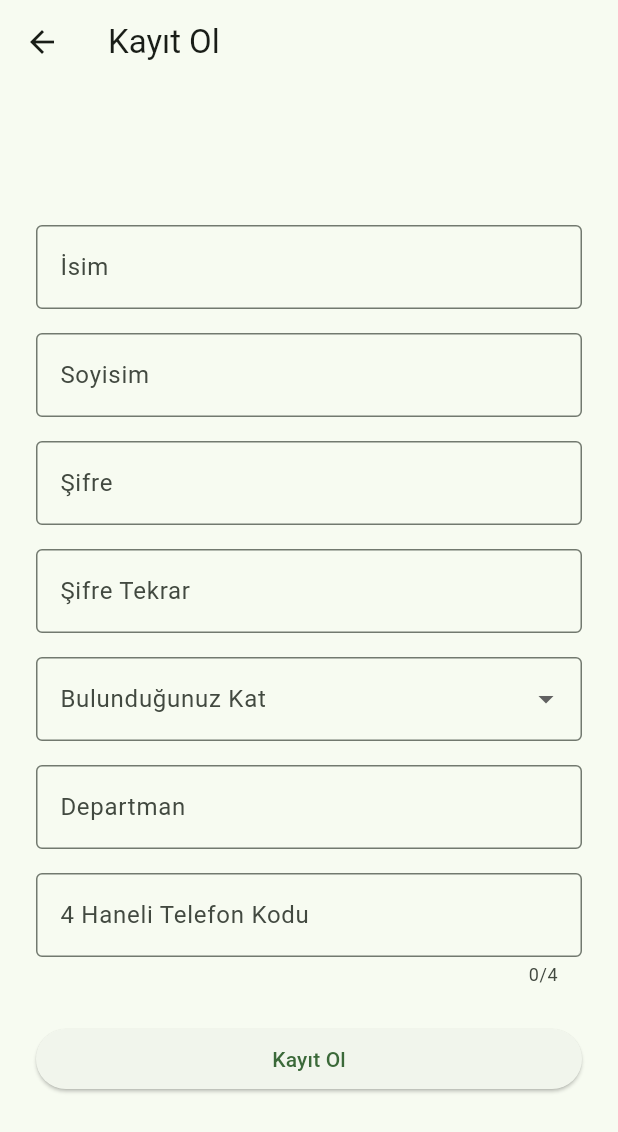
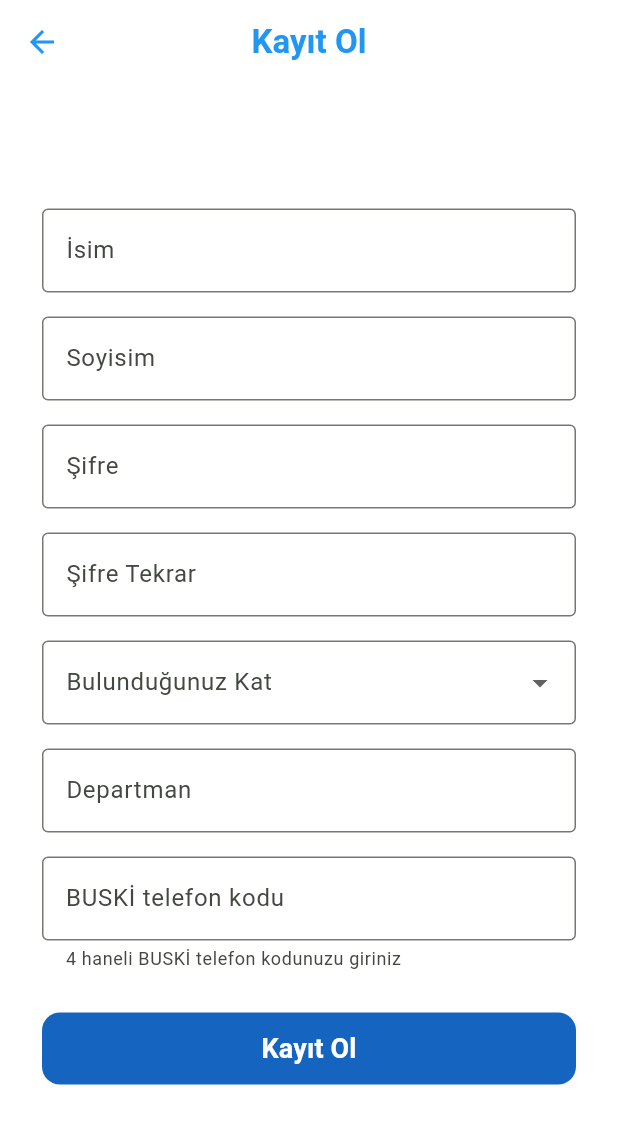
Before and after one commit to krebtalop/buski_tea_app, a Flutter app: the RegisterScreen screen opened by its route, on a phone screen of 412 x 824 dp. Shown: the top 1132 px of the screen. Run offline on Flutter 3.47's test engine with Material 3 defaults, Android fonts, the phone set to English and light mode, and no system bars; our stand-ins replace cloud_firestore, firebase_auth, firebase_core; accounts and stored records are empty.

Commit message:
açıklama

```diff
--- a/buski_tea_app/lib/screens/register_screen.dart
+++ b/buski_tea_app/lib/screens/register_screen.dart
@@ -15,8 +15,7 @@ class _RegisterScreenState extends State<RegisterScreen> {
   final TextEditingController _nameController = TextEditingController();
   final TextEditingController _surnameController = TextEditingController();
   final TextEditingController _passwordController = TextEditingController();
-  final TextEditingController _repeatPasswordController =
-      TextEditingController();
+  final TextEditingController _repeatPasswordController = TextEditingController();
   final TextEditingController _departmentController = TextEditingController();
   final TextEditingController _codeController = TextEditingController();
   int? _selectedFloor;
@@ -34,14 +33,25 @@ class _RegisterScreenState extends State<RegisterScreen> {
   @override
   Widget build(BuildContext context) {
     return Scaffold(
-      appBar: AppBar(title: const Text('Kayıt Ol')),
+      backgroundColor: Colors.white,
+      appBar: AppBar(
+        title: const Text(
+          'Kayıt Ol',
+          style: TextStyle(fontWeight: FontWeight.bold),
+        ),
+        backgroundColor: Colors.white,
+        elevation: 0,
+        foregroundColor: Colors.blue,
+        centerTitle: true,
+      ),
       body: Center(
         child: SingleChildScrollView(
-          padding: const EdgeInsets.all(24.0),
+          padding: const EdgeInsets.symmetric(horizontal: 28.0, vertical: 16),
           child: Form(
             key: _formKey,
             child: Column(
-              mainAxisAlignment: MainAxisAlignment.center,
+              mainAxisSize: MainAxisSize.min,
+              crossAxisAlignment: CrossAxisAlignment.stretch,
               children: [
                 TextFormField(
                   controller: _nameController,
@@ -49,8 +59,8 @@ class _RegisterScreenState extends State<RegisterScreen> {
                     labelText: 'İsim',
                     border: OutlineInputBorder(),
                   ),
-                  validator: (value) =>
-                      value == null || value.isEmpty ? 'İsim giriniz' : null,
+                  style: const TextStyle(fontWeight: FontWeight.w500),
+                  validator: (value) => value == null || value.isEmpty ? 'İsim giriniz' : null,
                 ),
                 const SizedBox(height: 16),
                 TextFormField(
@@ -59,8 +69,8 @@ class _RegisterScreenState extends State<RegisterScreen> {
                     labelText: 'Soyisim',
                     border: OutlineInputBorder(),
                   ),
-                  validator: (value) =>
-                      value == null || value.isEmpty ? 'Soyisim giriniz' : null,
+                  style: const TextStyle(fontWeight: FontWeight.w500),
+                  validator: (value) => value == null || value.isEmpty ? 'Soyisim giriniz' : null,
                 ),
                 const SizedBox(height: 16),
                 TextFormField(
@@ -70,6 +80,7 @@ class _RegisterScreenState extends State<RegisterScreen> {
                     labelText: 'Şifre',
                     border: OutlineInputBorder(),
                   ),
+                  style: const TextStyle(fontWeight: FontWeight.w500),
                   validator: _validatePassword,
                 ),
                 const SizedBox(height: 16),
@@ -80,6 +91,7 @@ class _RegisterScreenState extends State<RegisterScreen> {
                     labelText: 'Şifre Tekrar',
                     border: OutlineInputBorder(),
                   ),
+                  style: const TextStyle(fontWeight: FontWeight.w500),
                   validator: (value) {
                     if (value != _passwordController.text) {
                       return 'Şifreler eşleşmiyor';
@@ -112,9 +124,8 @@ class _RegisterScreenState extends State<RegisterScreen> {
                     labelText: 'Departman',
                     border: OutlineInputBorder(),
                   ),
-                  validator: (value) => value == null || value.isEmpty
-                      ? 'Departman giriniz'
-                      : null,
+                  style: const TextStyle(fontWeight: FontWeight.w500),
+                  validator: (value) => value == null || value.isEmpty ? 'Departman giriniz' : null,
                 ),
                 const SizedBox(height: 16),
                 TextFormField(
@@ -122,9 +133,14 @@ class _RegisterScreenState extends State<RegisterScreen> {
                   keyboardType: TextInputType.number,
                   maxLength: 4,
                   decoration: const InputDecoration(
-                    labelText: '4 Haneli Telefon Kodu',
+                    labelText: 'BUSKİ telefon kodu',
+                    hintText: 'örn: 1234',
+                    helperText: '4 haneli BUSKİ telefon kodunuzu giriniz',
                     border: OutlineInputBorder(),
+                    counterText: '',
                   ),
+                  style: const TextStyle(letterSpacing: 4, fontWeight: FontWeight.w500),
+                  textAlign: TextAlign.center,
                   validator: (value) {
                     if (value == null || value.length != 4) {
                       return '4 haneli kod giriniz';
@@ -132,10 +148,18 @@ class _RegisterScreenState extends State<RegisterScreen> {
                     return null;
                   },
                 ),
-                const SizedBox(height: 24),
+                const SizedBox(height: 28),
                 SizedBox(
-                  width: double.infinity,
+                  height: 48,
                   child: ElevatedButton(
+                    style: ElevatedButton.styleFrom(
+                      backgroundColor: Colors.blue[800],
+                      foregroundColor: Colors.white,
+                      shape: RoundedRectangleBorder(
+                        borderRadius: BorderRadius.circular(12),
+                      ),
+                      elevation: 0,
+                    ),
                     onPressed: () async {
                       if (_formKey.currentState!.validate()) {
                         final firestore = FirebaseFirestore.instance;
@@ -145,11 +169,10 @@ class _RegisterScreenState extends State<RegisterScreen> {
                         try {
                           // Firebase Auth ile kullanıcı kaydı
                           final auth = FirebaseAuth.instance;
-                          final userCredential = await auth
-                              .createUserWithEmailAndPassword(
-                                email: email,
-                                password: password,
-                              );
+                          final userCredential = await auth.createUserWithEmailAndPassword(
+                            email: email,
+                            password: password,
+                          );
                           // Firestore'a kullanıcı bilgilerini kaydet
                           final user = UserModel(
                             name: _nameController.text,
@@ -159,29 +182,21 @@ class _RegisterScreenState extends State<RegisterScreen> {
                             department: _departmentController.text,
                             phoneCode: code,
                           );
-                          await firestore
-                              .collection('users')
-                              .doc(userCredential.user!.uid)
-                              .set(user.toMap());
+                          await firestore.collection('users').doc(userCredential.user!.uid).set(user.toMap());
                           ScaffoldMessenger.of(context).showSnackBar(
                             const SnackBar(
-                              content: Text(
-                                'Kayıt başarılı! Giriş yapabilirsiniz.',
-                              ),
+                              content: Text('Kayıt başarılı! Giriş yapabilirsiniz.'),
                             ),
                           );
                           Navigator.of(context).pop();
                         } on FirebaseAuthException catch (e) {
                           String msg = 'Kayıt başarısız';
                           if (e.code == 'email-already-in-use') {
-                            msg =
-                                'Bu telefon kodu ile zaten kayıtlı kullanıcı var!';
+                            msg = 'Bu telefon kodu ile zaten kayıtlı kullanıcı var!';
                           } else if (e.code == 'weak-password') {
                             msg = 'Şifre çok zayıf!';
                           }
-                          ScaffoldMessenger.of(
-                            context,
-                          ).showSnackBar(SnackBar(content: Text(msg)));
+                          ScaffoldMessenger.of(context).showSnackBar(SnackBar(content: Text(msg)));
                         } catch (e) {
                           ScaffoldMessenger.of(context).showSnackBar(
                             const SnackBar(content: Text('Bir hata oluştu!')),
@@ -189,9 +204,13 @@ class _RegisterScreenState extends State<RegisterScreen> {
                         }
                       }
                     },
-                    child: const Text('Kayıt Ol'),
+                    child: const Text(
+                      'Kayıt Ol',
+                      style: TextStyle(fontSize: 18, fontWeight: FontWeight.bold),
+                    ),
                   ),
                 ),
+                const SizedBox(height: 18),
               ],
             ),
           ),
```
Also changed, not shown: buski_tea_app/lib/screens/login_screen.dart (+41 -10 lines).
